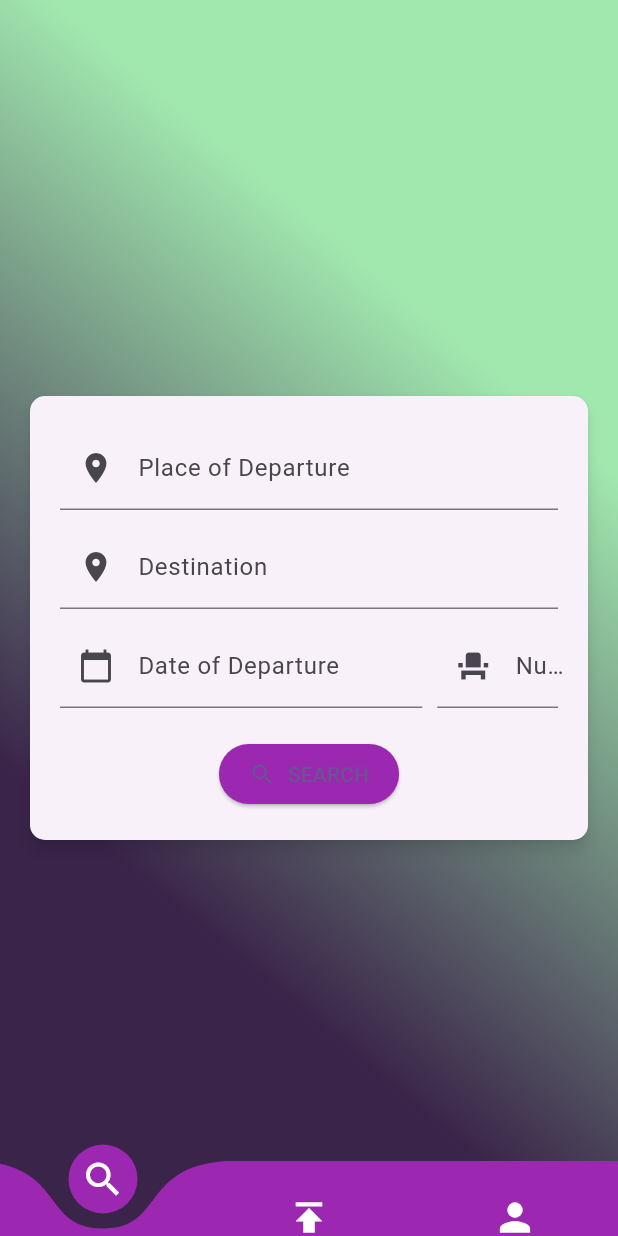
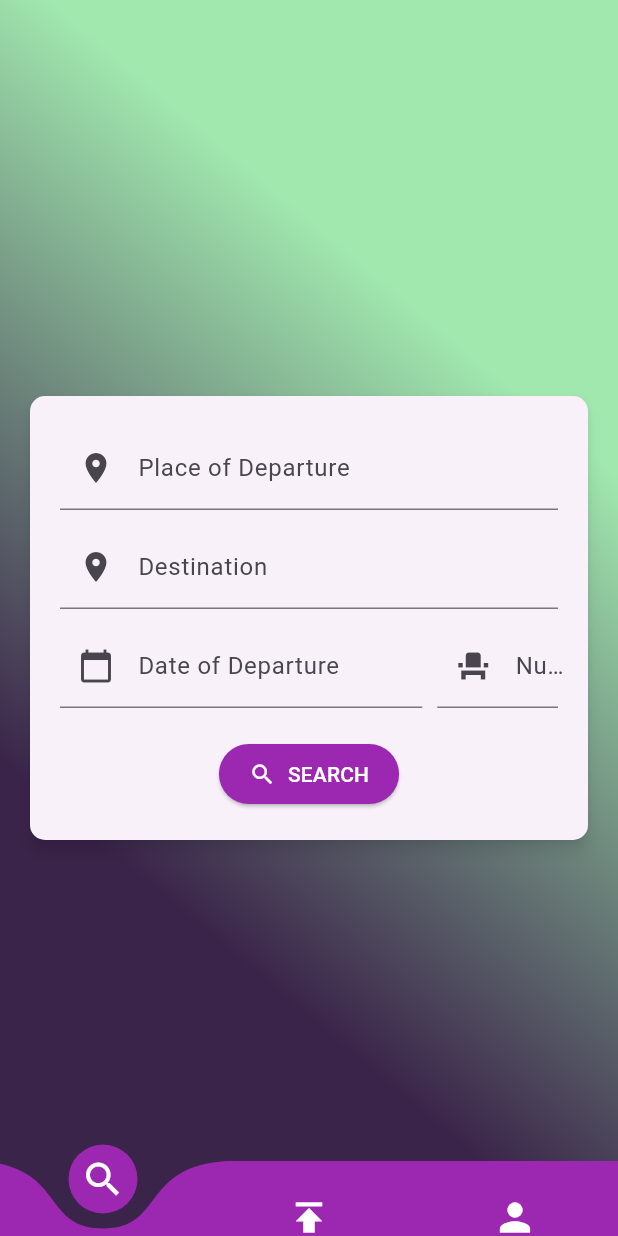
Before and after one commit to Affi-Amine/CoVoiturage, a Flutter app: the screen it shows after launch, on a phone screen of 412 x 824 dp. Run offline on Flutter 3.47's test engine with Material 2 defaults, Android fonts, the phone set to English and light mode, and no system bars; drawn by our look-alikes of curved_navigation_bar.

Commit message:
optimizing the code & fixing some bugs

```diff
--- a/lib/screens/home/home_screen.dart
+++ b/lib/screens/home/home_screen.dart
@@ -29,8 +29,8 @@ class _HomeScreenState extends State<HomeScreen> {
 
   int index = 0;
 
-  TextEditingController _departureController = TextEditingController();
-  TextEditingController _destinationController = TextEditingController();
+  final TextEditingController _departureController = TextEditingController();
+  final TextEditingController _destinationController = TextEditingController();
 
   @override
   void dispose() {
@@ -77,9 +77,9 @@ class _HomeScreenState extends State<HomeScreen> {
             shape: RoundedRectangleBorder(
               borderRadius: BorderRadius.circular(10),
             ),
-            margin: EdgeInsets.symmetric(horizontal: 20),
+            margin: const EdgeInsets.symmetric(horizontal: 20),
             child: Padding(
-              padding: EdgeInsets.all(20),
+              padding: const EdgeInsets.all(20),
               child: Column(
                 mainAxisSize: MainAxisSize.min,
                 children: [
@@ -90,14 +90,14 @@ class _HomeScreenState extends State<HomeScreen> {
                         Navigator.push(
                           context,
                           MaterialPageRoute(
-                            builder: (context) => PlaceSelectionScreen(
+                            builder: (context) => const PlaceSelectionScreen(
                               title: 'Select Place of Departure',
                             ),
                           ),
                         );
                       }
                     },
-                    decoration: InputDecoration(
+                    decoration: const InputDecoration(
                       labelText: 'Place of Departure',
                       prefixIcon: Icon(Icons.location_on),
                       focusedBorder: UnderlineInputBorder(
@@ -105,7 +105,7 @@ class _HomeScreenState extends State<HomeScreen> {
                       ),
                     ),
                   ),
-                  SizedBox(height: 10),
+                  const SizedBox(height: 10),
                   TextFormField(
                     controller: _destinationController,
                     onTap: () {
@@ -113,14 +113,14 @@ class _HomeScreenState extends State<HomeScreen> {
                         Navigator.push(
                           context,
                           MaterialPageRoute(
-                            builder: (context) => PlaceSelectionScreen(
+                            builder: (context) => const PlaceSelectionScreen(
                               title: 'Select Destination',
                             ),
                           ),
                         );
                       }
                     },
-                    decoration: InputDecoration(
+                    decoration: const InputDecoration(
                       labelText: 'Destination',
                       prefixIcon: Icon(Icons.location_on),
                       focusedBorder: UnderlineInputBorder(
@@ -128,13 +128,13 @@ class _HomeScreenState extends State<HomeScreen> {
                       ),
                     ),
                   ),
-                  SizedBox(height: 10),
+                  const SizedBox(height: 10),
                   Row(
                     children: [
                       Expanded(
                         flex: 3,
                         child: TextFormField(
-                          decoration: InputDecoration(
+                          decoration: const InputDecoration(
                             labelText: 'Date of Departure',
                             prefixIcon: Icon(Icons.calendar_today),
                             focusedBorder: UnderlineInputBorder(
@@ -144,11 +144,11 @@ class _HomeScreenState extends State<HomeScreen> {
                           keyboardType: TextInputType.datetime,
                         ),
                       ),
-                      SizedBox(width: 10),
+                      const SizedBox(width: 10),
                       Expanded(
                         flex: 1,
                         child: TextFormField(
-                          decoration: InputDecoration(
+                          decoration: const InputDecoration(
                             labelText: 'Number of Seats',
                             prefixIcon: Icon(Icons.event_seat),
                             focusedBorder: UnderlineInputBorder(
@@ -160,7 +160,7 @@ class _HomeScreenState extends State<HomeScreen> {
                       ),
                     ],
                   ),
-                  SizedBox(height: 20),
+                  const SizedBox(height: 20),
                   ElevatedButton.icon(
                     onPressed: () {},
                     style: ButtonStyle(
@@ -170,11 +170,18 @@ class _HomeScreenState extends State<HomeScreen> {
                         Colors.purple.withOpacity(0.8),
                       ),
                       padding: MaterialStateProperty.all<EdgeInsets>(
-                        EdgeInsets.symmetric(vertical: 10, horizontal: 20),
+                        const EdgeInsets.symmetric(
+                            vertical: 10, horizontal: 20),
                       ),
                     ),
-                    icon: Icon(Icons.search),
-                    label: Text('SEARCH'),
+                    icon: const Icon(
+                      Icons.search,
+                      color: Colors.white,
+                    ),
+                    label: const Text(
+                      'SEARCH',
+                      style: TextStyle(color: Colors.white),
+                    ),
                   ),
                 ],
               ),
@@ -219,11 +226,11 @@ class PlaceSelectionScreen extends StatelessWidget {
               shape: RoundedRectangleBorder(
                 borderRadius: BorderRadius.circular(10),
               ),
-              margin: EdgeInsets.all(20),
+              margin: const EdgeInsets.all(20),
               child: Padding(
-                padding: EdgeInsets.symmetric(horizontal: 20),
+                padding: const EdgeInsets.symmetric(horizontal: 20),
                 child: TextFormField(
-                  decoration: InputDecoration(
+                  decoration: const InputDecoration(
                     labelText: 'Search',
                     border: InputBorder.none,
                     suffixIcon: Icon(Icons.search),
@@ -245,11 +252,11 @@ class PlaceSelectionScreen extends StatelessWidget {
                         Colors.white,
                       ),
                     ),
-                    icon: Icon(
+                    icon: const Icon(
                       Icons.my_location,
                       color: Colors.black,
                     ),
-                    label: Text(
+                    label: const Text(
                       'Use Current Location',
                       style: TextStyle(
                         color: Colors.black,
```
